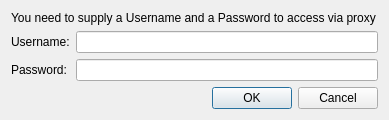
Qt form authentication.ui (goldendict/goldendict) before a commit.
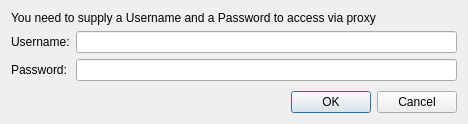
The same form after that commit.

```diff
--- a/authentication.ui
+++ b/authentication.ui
@@ -6,8 +6,8 @@
    <rect>
     <x>0</x>
     <y>0</y>
-    <width>389</width>
-    <height>120</height>
+    <width>468</width>
+    <height>124</height>
    </rect>
   </property>
   <property name="windowTitle">
```
